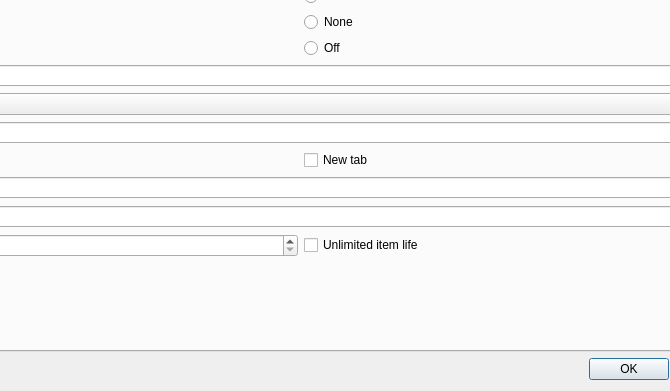
Qt form src/dialogs/settingsdialog.ui (ikskuh/kristall) before a commit; both pictures show x 334 to 1004 and y 330 to 721 of the 1100 by 721 pixel window.
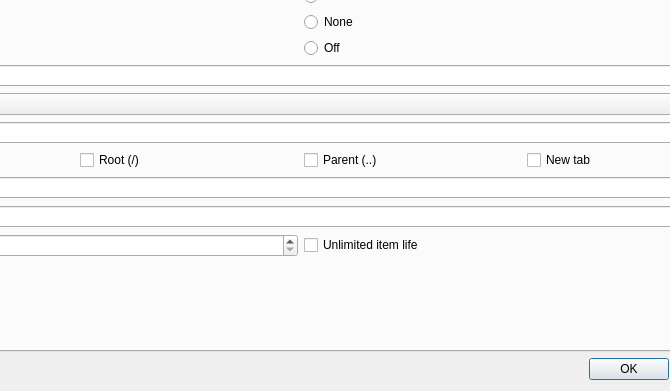
The same form after that commit. Icons and pictures are not drawn. Custom widgets are drawn as their Qt base class.

Commit message: Add optional root/parent toolbar buttons

```diff
--- a/src/dialogs/settingsdialog.ui
+++ b/src/dialogs/settingsdialog.ui
@@ -432,6 +432,20 @@
            </property>
           </widget>
          </item>
+         <item>
+          <widget class="QCheckBox" name="enable_root_btn">
+           <property name="text">
+            <string>Root (/)</string>
+           </property>
+          </widget>
+         </item>
+         <item>
+          <widget class="QCheckBox" name="enable_parent_btn">
+           <property name="text">
+            <string>Parent (..)</string>
+           </property>
+          </widget>
+         </item>
          <item>
           <widget class="QCheckBox" name="enable_newtab_btn">
            <property name="text">
```
Left out of the diff: 2 changed lines with no effect on the pictures. The commit also changes 13 other files.
